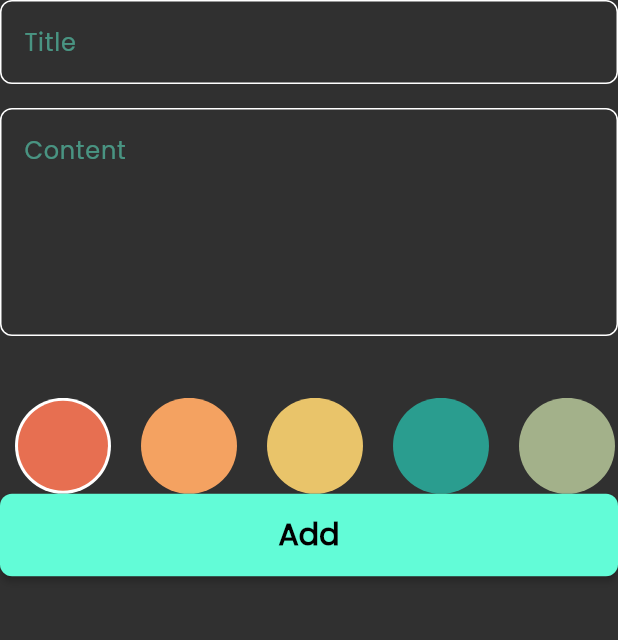
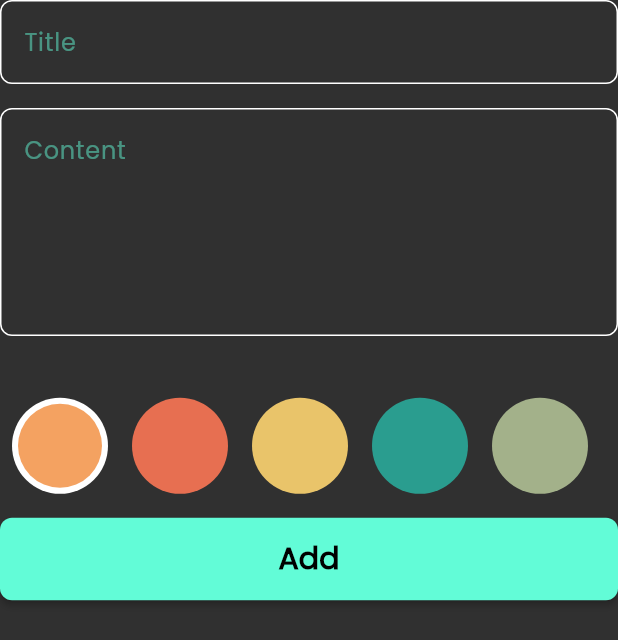
Before and after one commit to OmarWaled21/note_app, a Flutter app: the AddNoteForm widget shown alone on an empty page, opened directly, on a phone screen of 412 x 824 dp. Shown: the top 640 px of the screen. Run offline on Flutter 3.47's test engine with Material 3 defaults, Android fonts, the phone set to English and light mode, and no system bars; our stand-ins replace bloc, flutter_bloc, font_awesome_flutter, hive, hive_flutter; accounts and stored records are empty.

Commit message:
make color list in edit note and finish the app

```diff
--- a/lib/constants/consts.dart
+++ b/lib/constants/consts.dart
@@ -3,3 +3,11 @@ import 'package:flutter/material.dart';
 const Color kCyanColor = Color(0xff62FCD7);
 
 const kNotesBox = 'notes_box';
+
+List<Color> kColors = const [
+  Color(0xfff4a261),
+  Color(0xffe76f51),
+  Color(0xffe9c46a),
+  Color(0xff2a9d8f),
+  Color(0xffa3b18a),
+];
--- a/lib/cubits/add_note_cubit/add_note_cubit.dart
+++ b/lib/cubits/add_note_cubit/add_note_cubit.dart
@@ -1,3 +1,5 @@
+import 'dart:ui';
+
 import 'package:bloc/bloc.dart';
 import 'package:hive_flutter/hive_flutter.dart';
 import 'package:meta/meta.dart';
@@ -9,7 +11,10 @@ part 'add_note_state.dart';
 class AddNoteCubit extends Cubit<AddNoteState> {
   AddNoteCubit() : super(AddNoteInitial());
 
+  Color color = const Color(0xfff4a261);
+
   addNote(NoteModel note) async {
+    note.color = color.value;
     emit(AddNoteLoading());
 
     try {
--- a/lib/widgets/colors_list_view.dart
+++ b/lib/widgets/add_note_colors_list_view.dart
@@ -1,4 +1,7 @@
 import 'package:flutter/material.dart';
+import 'package:flutter_bloc/flutter_bloc.dart';
+import 'package:note_app_training/cubits/add_note_cubit/add_note_cubit.dart';
+import 'package:note_app_training/constants/consts.dart';
 
 class ColorItem extends StatelessWidget {
   const ColorItem({super.key, required this.isActive, required this.color});
@@ -13,7 +16,7 @@ class ColorItem extends StatelessWidget {
             radius: 32,
             backgroundColor: Colors.white,
             child: CircleAvatar(
-              radius: 30,
+              radius: 28,
               backgroundColor: color,
             ),
           )
@@ -34,32 +37,24 @@ class ColorsListView extends StatefulWidget {
 class _ColorsListViewState extends State<ColorsListView> {
   int currentIndex = 0;
 
-  List<Color> colors = [
-    const Color(0xffe76f51),
-    const Color(0xfff4a261),
-    const Color(0xffe9c46a),
-    const Color(0xff2a9d8f),
-    const Color(0xffa3b18a),
-  ];
-
   @override
   Widget build(BuildContext context) {
     return SizedBox(
       height: (32 * 2),
       child: ListView.builder(
-        itemCount: colors.length,
+        itemCount: kColors.length,
         scrollDirection: Axis.horizontal,
         itemBuilder: (context, index) {
           return Padding(
-            padding: const EdgeInsets.symmetric(horizontal: 10),
+            padding: const EdgeInsets.symmetric(horizontal: 8),
             child: GestureDetector(
               onTap: () {
-                setState(() {
-                  currentIndex = index;
-                });
+                setState(() => currentIndex = index);
+
+                BlocProvider.of<AddNoteCubit>(context).color = kColors[index];
               },
               child: ColorItem(
-                color: colors[index],
+                color: kColors[index],
                 isActive: currentIndex == index,
               ),
             ),
--- a/lib/widgets/add_note_form.dart
+++ b/lib/widgets/add_note_form.dart
@@ -3,7 +3,7 @@ import 'package:flutter_bloc/flutter_bloc.dart';
 import 'package:note_app_training/constants/media_query_values_extintions.dart';
 import 'package:note_app_training/cubits/add_note_cubit/add_note_cubit.dart';
 import 'package:note_app_training/models/note_model.dart';
-import 'package:note_app_training/widgets/colors_list_view.dart';
+import 'package:note_app_training/widgets/add_note_colors_list_view.dart';
 import 'package:note_app_training/widgets/custom_button.dart';
 import 'package:note_app_training/widgets/custom_text_form_field.dart';
 
@@ -41,6 +41,7 @@ class _AddNoteFormState extends State<AddNoteForm> {
           ),
           SizedBox(height: context.screenHeight * 0.05),
           const ColorsListView(),
+          const SizedBox(height: 16),
           buildSubbmitButton(),
         ],
       ),
--- a/lib/widgets/edit_note_view_body.dart
+++ b/lib/widgets/edit_note_view_body.dart
@@ -4,6 +4,7 @@ import 'package:note_app_training/cubits/notes_cubit/notes_cubit.dart';
 import 'package:note_app_training/models/note_model.dart';
 import 'package:note_app_training/widgets/custom_app_bar.dart';
 import 'package:note_app_training/widgets/custom_text_form_field.dart';
+import 'package:note_app_training/widgets/edit_note_color_list.dart';
 
 class EditNoteViewBody extends StatefulWidget {
   const EditNoteViewBody({super.key, required this.note});
@@ -54,6 +55,8 @@ class _EditNoteViewBodyState extends State<EditNoteViewBody> {
               controller: contentController,
               maxLines: 5,
             ),
+            const SizedBox(height: 32),
+            EditNoteColorList(note: widget.note)
           ],
         ),
       ),
```
Also changed, not shown: lib/widgets/edit_note_color_list.dart (added, +49 -0 lines).
